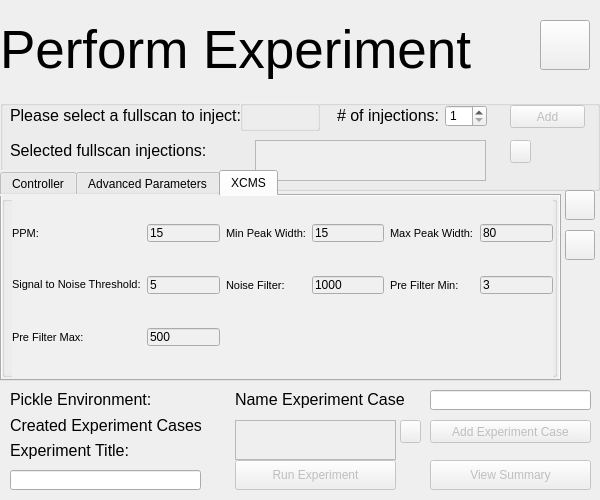
Qt form vimmsVisualisedGUI/ExperimentPage.ui (Adam-Tem/vimmsVisualised) before a commit.
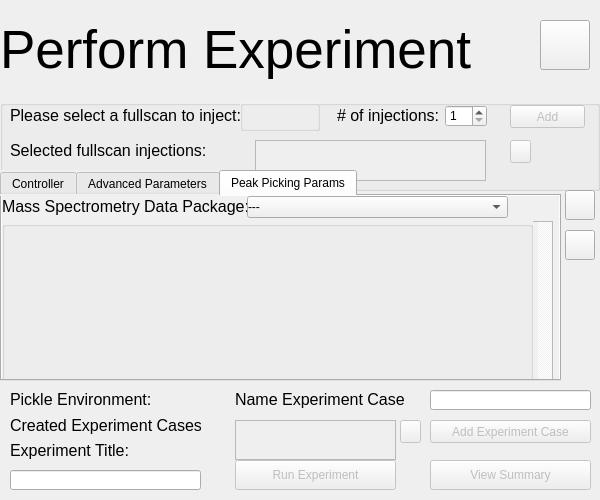
The same form after that commit. The open tabs and pages were chosen to show the change.

Commit message: Experiment page modified to allow for MZMline selection of peak picking module.

What changed in the file:
```diff
--- a/vimmsVisualisedGUI/ExperimentPage.ui
+++ b/vimmsVisualisedGUI/ExperimentPage.ui
@@ -1446,187 +1446,102 @@
    </widget>
    <widget class="QWidget" name="XCMSParamTab">
     <attribute name="title">
-     <string>XCMS</string>
+     <string>Peak Picking Params</string>
     </attribute>
-    <widget class="QGroupBox" name="XCMSParamsBox">
+    <widget class="QLabel" name="PeakPickingSelectLabel">
      <property name="geometry">
       <rect>
        <x>0</x>
        <y>0</y>
-       <width>555</width>
-       <height>181</height>
+       <width>251</width>
+       <height>20</height>
       </rect>
      </property>
-     <property name="title">
-      <string/>
+     <property name="font">
+      <font>
+       <pointsize>12</pointsize>
+       <weight>50</weight>
+       <bold>false</bold>
+      </font>
      </property>
-     <widget class="QWidget" name="gridLayoutWidget">
+     <property name="text">
+      <string>Mass Spectrometry Data Package:</string>
+     </property>
+    </widget>
+    <widget class="QComboBox" name="PeakPickingComboBox">
+     <property name="geometry">
+      <rect>
+       <x>245</x>
+       <y>0</y>
+       <width>261</width>
+       <height>22</height>
+      </rect>
+     </property>
+     <item>
+      <property name="text">
+       <string>---</string>
+      </property>
+     </item>
+     <item>
+      <property name="text">
+       <string>XCMS</string>
+      </property>
+     </item>
+     <item>
+      <property name="text">
+       <string>MZMine</string>
+      </property>
+     </item>
+    </widget>
+    <widget class="QScrollArea" name="PeakPickingscrollArea">
+     <property name="geometry">
+      <rect>
+       <x>0</x>
+       <y>25</y>
+       <width>551</width>
+       <height>161</height>
+      </rect>
+     </property>
+     <property name="verticalScrollBarPolicy">
+      <enum>Qt::ScrollBarAlwaysOn</enum>
+     </property>
+     <property name="horizontalScrollBarPolicy">
+      <enum>Qt::ScrollBarAlwaysOff</enum>
+     </property>
+     <property name="sizeAdjustPolicy">
+      <enum>QAbstractScrollArea::AdjustToContents</enum>
+     </property>
+     <property name="widgetResizable">
+      <bool>true</bool>
+     </property>
+     <widget class="QWidget" name="scrollAreaWidgetContents_4">
       <property name="geometry">
        <rect>
-        <x>10</x>
+        <x>0</x>
         <y>0</y>
-        <width>541</width>
-        <height>181</height>
+        <width>536</width>
+        <height>159</height>
        </rect>
       </property>
-      <layout class="QGridLayout" name="gridLayout">
-       <item row="1" column="2">
-        <widget class="QLabel" name="NoiseFilterLabel">
-         <property name="font">
-          <font>
-           <pointsize>8</pointsize>
-          </font>
-         </property>
-         <property name="text">
-          <string>Noise Filter:</string>
-         </property>
-        </widget>
-       </item>
-       <item row="1" column="3">
-        <widget class="QLineEdit" name="NoiseFilterTextEdit">
-         <property name="accessibleName">
-          <string>noise</string>
-         </property>
-         <property name="text">
-          <string>1000</string>
-         </property>
-        </widget>
-       </item>
-       <item row="0" column="1">
-        <widget class="QLineEdit" name="PPMTextEdit">
-         <property name="accessibleName">
-          <string>ppm</string>
-         </property>
-         <property name="text">
-          <string>15</string>
-         </property>
-        </widget>
-       </item>
-       <item row="0" column="3">
-        <widget class="QLineEdit" name="MinPeakWidthTextEdit">
-         <property name="accessibleName">
-          <string>pwlower</string>
-         </property>
-         <property name="text">
-          <string>15</string>
-         </property>
-        </widget>
-       </item>
-       <item row="1" column="1">
-        <widget class="QLineEdit" name="SignalToNoiseTextEdit">
-         <property name="accessibleName">
-          <string>snthresh</string>
-         </property>
-         <property name="text">
-          <string>5</string>
-         </property>
-        </widget>
-       </item>
-       <item row="0" column="2">
-        <widget class="QLabel" name="MinPeakWidthLabel">
-         <property name="font">
-          <font>
-           <pointsize>8</pointsize>
-          </font>
-         </property>
-         <property name="text">
-          <string>Min Peak Width:</string>
-         </property>
-        </widget>
-       </item>
-       <item row="0" column="0">
-        <widget class="QLabel" name="PPMLabel">
-         <property name="font">
-          <font>
-           <pointsize>8</pointsize>
-          </font>
-         </property>
-         <property name="text">
-          <string>PPM:</string>
-         </property>
-        </widget>
-       </item>
-       <item row="0" column="4">
-        <widget class="QLabel" name="MaxPeakWidthLabel">
-         <property name="font">
-          <font>
-           <pointsize>8</pointsize>
-          </font>
-         </property>
-         <property name="text">
-          <string>Max Peak Width:</string>
-         </property>
-        </widget>
-       </item>
-       <item row="0" column="5">
-        <widget class="QLineEdit" name="MaxPeakWidthTextEdit">
-         <property name="accessibleName">
-          <string>pwupper</string>
-         </property>
-         <property name="text">
-          <string>80</string>
-         </property>
-        </widget>
-       </item>
-       <item row="1" column="4">
-        <widget class="QLabel" name="PreFilterMinLabel">
-         <property name="font">
-          <font>
-           <pointsize>8</pointsize>
-          </font>
-         </property>
-         <property name="text">
-          <string>Pre Filter Min:</string>
-         </property>
-        </widget>
-       </item>
-       <item row="1" column="0">
-        <widget class="QLabel" name="SignalToNoiseLabel">
-         <property name="font">
-          <font>
-           <pointsize>8</pointsize>
-          </font>
-         </property>
-         <property name="text">
-          <string>&lt;html&gt;&lt;head/&gt;&lt;body&gt;&lt;p&gt;Signal to Noise Threshold:&lt;/p&gt;&lt;/body&gt;&lt;/html&gt;</string>
-         </property>
-        </widget>
-       </item>
-       <item row="1" column="5">
-        <widget class="QLineEdit" name="PreFilterMinTextEdit">
-         <property name="accessibleName">
-          <string>prefilterlower</string>
-         </property>
-         <property name="text">
-          <string>3</string>
-         </property>
-        </widget>
-       </item>
-       <item row="2" column="0">
-        <widget class="QLabel" name="PreFilterMaxLabel">
-         <property name="font">
-          <font>
-           <pointsize>8</pointsize>
-          </font>
-         </property>
-         <property name="text">
-          <string>Pre Filter Max:</string>
-         </property>
-        </widget>
-       </item>
-       <item row="2" column="1">
-        <widget class="QLineEdit" name="PreFilterMaxTextEdit">
-         <property name="accessibleName">
-          <string>prefilterupper</string>
-         </property>
-         <property name="text">
-          <string>500</string>
-         </property>
-        </widget>
-       </item>
-      </layout>
      </widget>
     </widget>
+    <widget class="QGroupBox" name="PeakPickingParamsBox">
+     <property name="geometry">
+      <rect>
+       <x>0</x>
+       <y>25</y>
+       <width>531</width>
+       <height>161</height>
+      </rect>
+     </property>
+     <property name="title">
+      <string/>
+     </property>
+    </widget>
+    <zorder>PeakPickingscrollArea</zorder>
+    <zorder>PeakPickingSelectLabel</zorder>
+    <zorder>PeakPickingComboBox</zorder>
+    <zorder>PeakPickingParamsBox</zorder>
    </widget>
   </widget>
   <widget class="QPushButton" name="LoadParamsButton">
```
Left out of the diff: 2 changed lines with no effect on the pictures. The commit also changes 11 other files.
